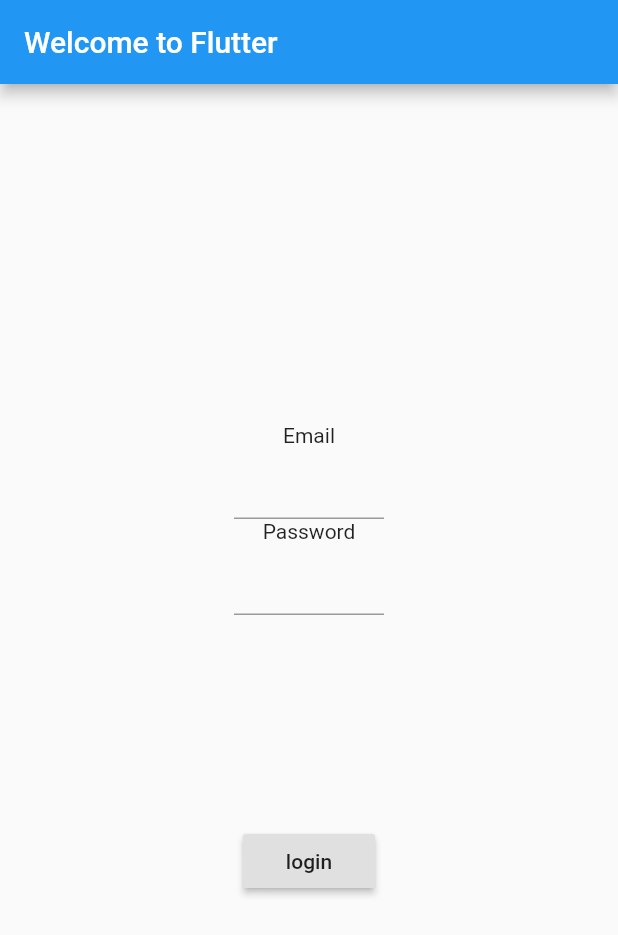
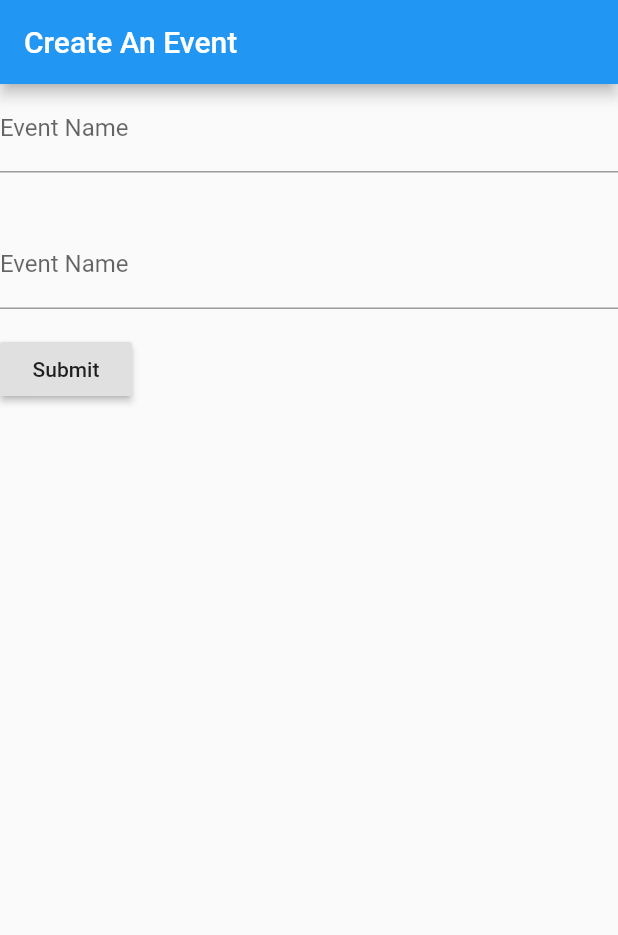
Before and after one commit to abdurrehman135/Deltahacks5-Flutter, a Flutter app: the screen it shows after launch, on a phone screen of 412 x 824 dp. Shown: the top 935 px of the screen. Run offline on Flutter 3.47's test engine with Material 2 defaults, Android fonts, the phone set to English and light mode, and no system bars.

Commit message:
Created event view with multiple text fields

```diff
--- /dev/null
+++ b/lib/event.dart
@@ -0,0 +1,88 @@
+import 'package:flutter/material.dart';
+
+class EventPage extends StatelessWidget {
+  @override
+  Widget build(BuildContext context) {
+     return MaterialApp(
+      home: Scaffold(
+        appBar: AppBar(
+          title: Text("Create An Event"),
+        ),
+        body: EventCreationForm(),
+      ),
+    );
+  }
+}
+
+
+class EventCreationForm extends StatefulWidget {
+  @override
+  EventCreationFormState createState() {
+    return EventCreationFormState();
+  }
+}
+
+// Create a corresponding State class. This class will hold the data related to
+// the form.
+class EventCreationFormState extends State<EventCreationForm> {
+  // Create a global key that will uniquely identify the Form widget and allow
+  // us to validate the form
+  //
+  // Note: This is a GlobalKey<FormState>, not a GlobalKey<MyCustomFormState>!
+  final _formKey = GlobalKey<FormState>();
+
+  @override
+  Widget build(BuildContext context) {
+    // Build a Form widget using the _formKey we created above
+    return Form(
+      key: _formKey,
+      child: Column(
+        crossAxisAlignment: CrossAxisAlignment.start,
+        children: <Widget>[
+          TextFormField(
+            decoration: InputDecoration(
+            hintText: "Event Name",
+            hintStyle: TextStyle(fontWeight: FontWeight.w300, color: Colors.black),
+            labelText: "Event Name"
+           ),
+            validator: (value) {
+              if (value.isEmpty) {
+                return 'Name cannot be empty!';
+              }
+            },
+          ),
+          Padding(
+            padding: const EdgeInsets.symmetric(vertical: 16.0),
+          ),
+          TextFormField(
+            decoration: InputDecoration(
+            hintText: "Event Name",
+            hintStyle: TextStyle(fontWeight: FontWeight.w300, color: Colors.black),
+            labelText: "Event Name"
+           ),
+            validator: (value) {
+              if (value.isEmpty) {
+                return 'Name cannot be empty!';
+              }
+            },
+          ),
+          Padding(
+            padding: const EdgeInsets.symmetric(vertical: 16.0),
+            child: RaisedButton(
+              onPressed: () {
+                // Validate will return true if the form is valid, or false if
+                // the form is invalid.
+                if (_formKey.currentState.validate()) {
+                  // If the form is valid, we want to show a Snackbar
+                  Scaffold.of(context)
+                      .showSnackBar(SnackBar(content: Text('Event Being Created')));
+                }
+              },
+              child: Text('Submit'),
+            ),
+          ),
+        ],
+      ),
+    );
+  }
+}
--- a/lib/main.dart
+++ b/lib/main.dart
@@ -1,6 +1,7 @@
 import 'package:flutter/material.dart';
+import 'event.dart';
 
-void main() => runApp(MyApp());
+void main() => runApp(EventPage());
 
 class MyApp extends StatelessWidget {
   @override
```
